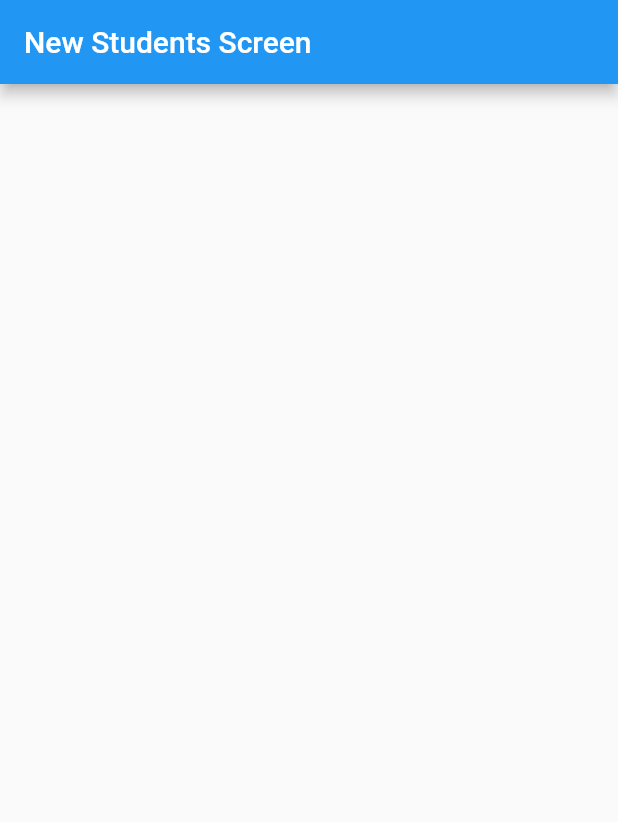
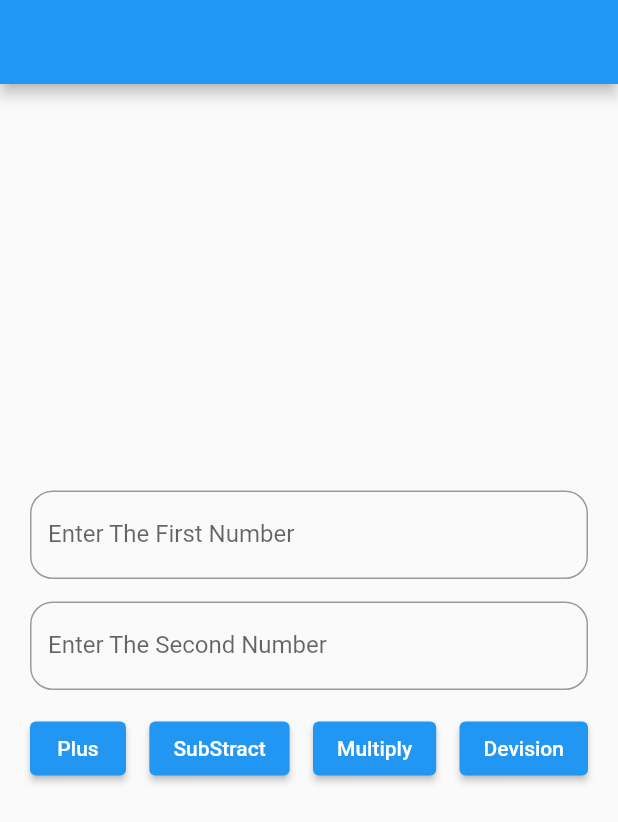
Before and after one commit to shadysamara/IUG2023_DB, a Flutter app: the screen it shows after launch, on a phone screen of 412 x 824 dp. Shown: the top 822 px of the screen. Run offline on Flutter 3.47's test engine with Material 2 defaults, Android fonts, the light colour scheme and no system bars; our stand-ins replace dio, sqflite; accounts and stored records are empty.

Commit message:
provider

```diff
--- a/lib/mvc/models/db_helper.dart
+++ b/lib/mvc/models/db_helper.dart
@@ -18,7 +18,6 @@ class DbHelper {
   Future<bool> insertNewStudent(Student student) async {
     try {
       int rowId = await database.insert('students', student.toMap());
-      log(rowId.toString());
       return true;
     } on Exception catch (e) {
       return false;
@@ -26,16 +25,26 @@ class DbHelper {
   }
 
   Future<List<Student>> getAllStudent() async {
-    List<Map> results = await database.query('students');
+    List<Map<String, dynamic>> results = await database.query('students');
     List<Student> students = results.map((e) => Student.fromMap(e)).toList();
     return students;
   }
 
+  Future<Student?> getOneStudent(int id) async {
+    List<Map<String, dynamic>> results =
+        await database.query('students', where: "id=?", whereArgs: [id]);
+    if (results.length != 0) {
+      Student student = Student.fromMap(results.first);
+      return student;
+    }
+  }
+
   deleteStuent(int id) async {
-    database.delete('students', where: 'id=$id');
+    database.delete("students", where: "id=$id");
   }
 
   updateStudent(Student newStudent) async {
-    database.update('students', newStudent.toMap(), where: 'id=${newStudent.id}');
+    database.update("students", newStudent.toMap(),
+        where: "id=?", whereArgs: [newStudent.id]);
   }
 }
--- a/lib/mvc/models/student.dart
+++ b/lib/mvc/models/student.dart
@@ -12,7 +12,8 @@ class Student {
     this.gpa,
     this.isMale = true,
   });
-  Student.fromMap(Map map) {
+  //named constructor
+  Student.fromMap(Map<String,dynamic> map) {
     id = map['id'];
     name = map['name'];
     gpa = map['gpa'];
--- /dev/null
+++ b/lib/mvc/views/provider_test.dart
@@ -0,0 +1,57 @@
+import 'package:flutter/material.dart';
+import 'package:iug_local_storage/custom_textfield.dart';
+import 'package:iug_local_storage/mvc/controller/iug_provider.dart';
+import 'package:provider/provider.dart';
+
+class ProviderTestScreen extends StatelessWidget {
+  @override
+  Widget build(BuildContext context) {
+    // TODO: implement build
+    return Scaffold(
+      appBar: AppBar(),
+      body: Container(
+        margin: EdgeInsets.all(20),
+        child: Column(
+          mainAxisAlignment: MainAxisAlignment.center,
+          children: [
+            CustomTextfield('Enter The First Number',
+                Provider.of<IugProvider>(context).firstController),
+            CustomTextfield('Enter The Second Number',
+                Provider.of<IugProvider>(context).secondController),
+            Row(
+              mainAxisAlignment: MainAxisAlignment.spaceBetween,
+              children: [
+                ElevatedButton(
+                    onPressed: () {
+                      Provider.of<IugProvider>(context,listen: false).plusFun();
+                    },
+                    child: Text("Plus")),
+                ElevatedButton(onPressed: () {
+                      Provider.of<IugProvider>(context, listen: false)
+                          .substractFunction();
+                }, child: Text("SubStract")),
+                ElevatedButton(onPressed: () {
+                      Provider.of<IugProvider>(context, listen: false)
+                          .multiplyFunction();
+                }, child: Text("Multiply")),
+                ElevatedButton(onPressed: () {
+                      Provider.of<IugProvider>(context, listen: false)
+                          .DevisionFunction();
+                }, child: Text("Devision")),
+              ],
+            ),
+            SizedBox(
+              height: 30,
+            ),
+            Visibility(
+                visible: Provider.of<IugProvider>(context).result.isNotEmpty,
+                child: Text(
+                  "Result is: ${Provider.of<IugProvider>(context).result}",
+                  style: TextStyle(color: Colors.blue, fontSize: 40),
+                ))
+          ],
+        ),
+      ),
+    );
+  }
+}
```
Also changed, not shown: lib/main.dart (+9 -2 lines), lib/mvc/controller/app_provider.dart (added, +14 -0 lines), lib/mvc/controller/iug_provider.dart (added, +42 -0 lines), lib/mvc/models/api_helper.dart (added, +26 -0 lines), lib/mvc/models/get_products_Response.dart (added, +62 -0 lines), lib/mvc/views/products_screen.dart (added, +42 -0 lines).
